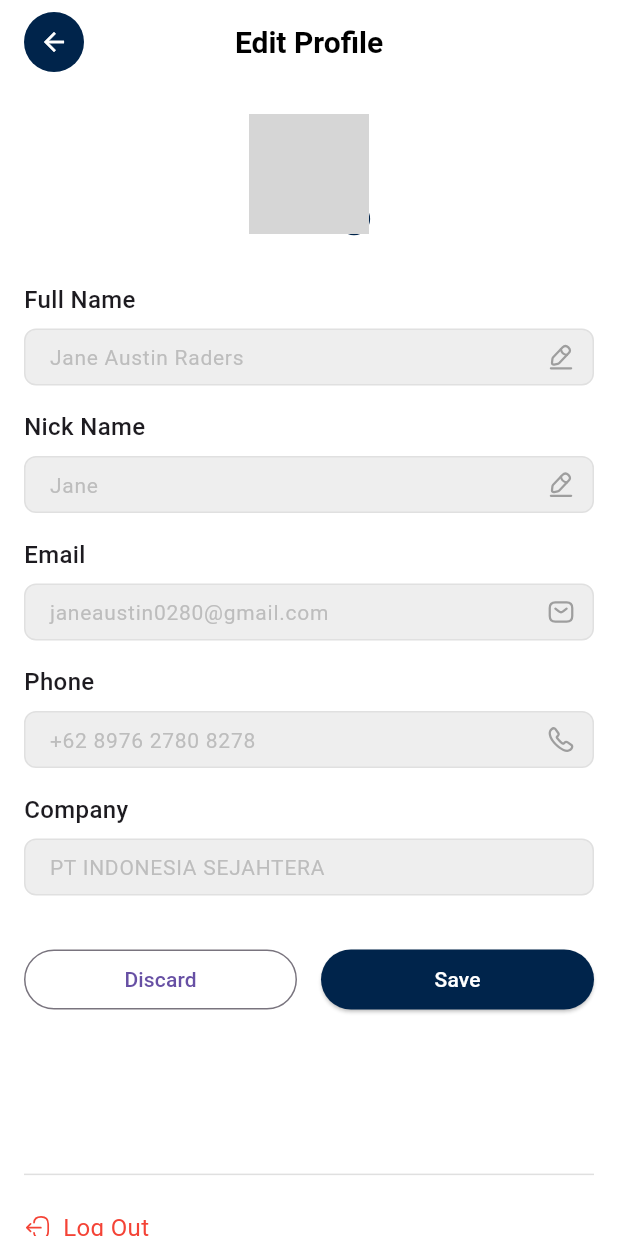
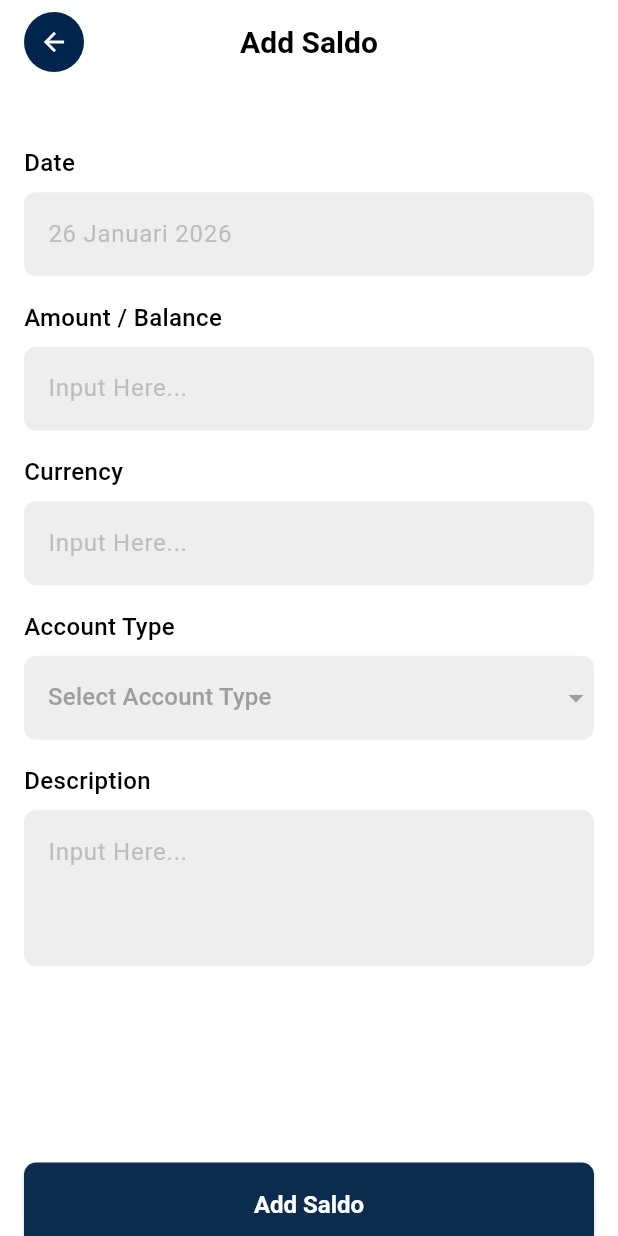
Before and after one commit to SKARIGA-RPL-XII/repo-tugas-mobile-app-mobile-rpla, a Flutter app: the screen it shows after launch, on a phone screen of 412 x 824 dp. Run offline on Flutter 3.47's test engine with Material 3 defaults, Android fonts, the phone set to English and light mode, and no system bars; our stand-ins replace flutter_svg; grey boxes are pictures that could not be loaded.

Commit message:
add page add saldo

```diff
--- a/fintrack_fe/lib/main.dart
+++ b/fintrack_fe/lib/main.dart
@@ -2,7 +2,8 @@ import 'package:flutter/material.dart';
 // import 'section/sec1.dart';
 // import 'section/sec2.dart'; //
 // import 'section/sec3.dart';
-import 'section/sec4.dart';
+// import 'section/sec4.dart';
+import 'section/sec5.dart';
 
 void main() {
   runApp(const MyApp());
@@ -18,7 +19,8 @@ class MyApp extends StatelessWidget {
       // home: LoginPage(),
       // home: ProfilePage(),
       // home: ChangePasswordPage(),
-      home: ProfilePage(),
+      // home: EditProfilePage(),
+      home: AddSaldoPage(),
     );
   }
 }
--- a/fintrack_fe/lib/section/sec4.dart
+++ b/fintrack_fe/lib/section/sec4.dart
@@ -1,8 +1,8 @@
 import 'package:flutter/material.dart';
 import 'package:flutter_svg/flutter_svg.dart';
 
-class ProfilePage extends StatelessWidget {
-  const ProfilePage({super.key});
+class EditProfilePage extends StatelessWidget {
+  const EditProfilePage({super.key});
 
   @override
   Widget build(BuildContext context) {
--- /dev/null
+++ b/fintrack_fe/lib/section/sec5.dart
@@ -0,0 +1,296 @@
+import 'package:flutter/material.dart';
+
+class AddSaldoPage extends StatefulWidget {
+  const AddSaldoPage({super.key});
+
+  @override
+  State<AddSaldoPage> createState() => _AddSaldoPageState();
+}
+
+class _AddSaldoPageState extends State<AddSaldoPage> {
+  // State variables untuk menyimpan input
+  String? selectedAccountType;
+
+  @override
+  Widget build(BuildContext context) {
+    return Scaffold(
+      backgroundColor: Colors.white,
+      appBar: AppBar(
+        backgroundColor: Colors.white,
+        elevation: 0,
+        leading: Padding(
+          padding: const EdgeInsets.only(left: 16.0),
+          child: Container(
+            width: 40,
+            height: 40,
+            decoration: BoxDecoration(
+              color: const Color(0xFF00244B),
+              shape: BoxShape.circle,
+            ),
+            child: IconButton(
+              padding: EdgeInsets.zero,
+              icon: Icon(Icons.arrow_back, color: Colors.white, size: 20),
+              onPressed: () => Navigator.pop(context),
+              alignment: Alignment.center,
+            ),
+          ),
+        ),
+        title: const Text(
+          'Add Saldo',
+          style: TextStyle(
+            fontSize: 20,
+            fontWeight: FontWeight.w600,
+            color: Colors.black,
+          ),
+        ),
+        centerTitle: true,
+      ),
+      body: SafeArea(
+        child: SingleChildScrollView(
+          child: Padding(
+            padding: const EdgeInsets.symmetric(horizontal: 16.0),
+            child: Column(
+              crossAxisAlignment: CrossAxisAlignment.start,
+              children: [
+                SizedBox(height: MediaQuery.of(context).size.height * 0.05),
+
+                // 🔹 DATE
+                const Text(
+                  'Date',
+                  style: TextStyle(
+                    color: Colors.black,
+                    fontSize: 16,
+                    fontWeight: FontWeight.w500,
+                  ),
+                ),
+                const SizedBox(height: 8),
+                Container(
+                  height: 56,
+                  decoration: BoxDecoration(
+                    color: Colors.grey[200],
+                    borderRadius: BorderRadius.circular(8),
+                  ),
+                  child: TextField(
+                    decoration: InputDecoration(
+                      hintText: '26 Januari 2026',
+                      hintStyle: TextStyle(color: Colors.grey[400]),
+                      contentPadding: EdgeInsets.symmetric(
+                        horizontal: 16,
+                        vertical: 16,
+                      ),
+                      border: InputBorder.none,
+                      focusedBorder: InputBorder.none,
+                      enabledBorder: InputBorder.none,
+                    ),
+                    cursorColor: Colors.black,
+                    style: TextStyle(color: Colors.black),
+                    readOnly: true,
+                  ),
+                ),
+                const SizedBox(height: 16),
+
+                // 🔹 AMOUNT / BALANCE
+                const Text(
+                  'Amount / Balance',
+                  style: TextStyle(
+                    color: Colors.black,
+                    fontSize: 16,
+                    fontWeight: FontWeight.w500,
+                  ),
+                ),
+                const SizedBox(height: 8),
+                Container(
+                  height: 56,
+                  decoration: BoxDecoration(
+                    color: Colors.grey[200],
+                    borderRadius: BorderRadius.circular(8),
+                  ),
+                  child: TextField(
+                    decoration: InputDecoration(
+                      hintText: 'Input Here...',
+                      hintStyle: TextStyle(color: Colors.grey[400]),
+                      contentPadding: EdgeInsets.symmetric(
+                        horizontal: 16,
+                        vertical: 16,
+                      ),
+                      border: InputBorder.none,
+                      focusedBorder: InputBorder.none,
+                      enabledBorder: InputBorder.none,
+                    ),
+                    cursorColor: Colors.black,
+                    style: TextStyle(color: Colors.black),
+                    keyboardType: TextInputType.number,
+                  ),
+                ),
+                const SizedBox(height: 16),
+
+                // 🔹 CURRENCY
+                const Text(
+                  'Currency',
+                  style: TextStyle(
+                    color: Colors.black,
+                    fontSize: 16,
+                    fontWeight: FontWeight.w500,
+                  ),
+                ),
+                const SizedBox(height: 8),
+                Container(
+                  height: 56,
+                  decoration: BoxDecoration(
+                    color: Colors.grey[200],
+                    borderRadius: BorderRadius.circular(8),
+                  ),
+                  child: TextField(
+                    decoration: InputDecoration(
+                      hintText: 'Input Here...',
+                      hintStyle: TextStyle(color: Colors.grey[400]),
+                      contentPadding: EdgeInsets.symmetric(
+                        horizontal: 16,
+                        vertical: 16,
+                      ),
+                      border: InputBorder.none,
+                      focusedBorder: InputBorder.none,
+                      enabledBorder: InputBorder.none,
+                    ),
+                    cursorColor: Colors.black,
+                    style: TextStyle(color: Colors.black),
+                  ),
+                ),
+                const SizedBox(height: 16),
+
+                // 🔹 ACCOUNT TYPE — DROPDOWN (FIXED) ✅
+                const Text(
+                  'Account Type',
+                  style: TextStyle(
+                    color: Colors.black,
+                    fontSize: 16,
+                    fontWeight: FontWeight.w500,
+                  ),
+                ),
+                const SizedBox(height: 8),
+                Container(
+                  height: 56,
+                  decoration: BoxDecoration(
+                    color: Colors.grey[200],
+                    borderRadius: BorderRadius.circular(8),
+                  ),
+                  child: DropdownButtonFormField<String>(
+                    initialValue: selectedAccountType, // ✅ Tambahkan value
+                    decoration: const InputDecoration(
+                      contentPadding: EdgeInsets.symmetric(
+                        horizontal: 16,
+                        vertical: 16,
+                      ),
+                      border: InputBorder.none,
+                    ),
+                    hint: const Text(
+                      'Select Account Type',
+                      style: TextStyle(color: Colors.grey),
+                    ),
+                    items: const [
+                      DropdownMenuItem(
+                        value: 'Checking Account (Rekening Giro)',
+                        child: Text(
+                          'Checking Account (Rekening Giro)',
+                          maxLines: 2,
+                          overflow: TextOverflow.ellipsis,
+                        ),
+                      ),
+                      DropdownMenuItem(
+                        value: 'Savings Account (Rekening Tabungan)',
+                        child: Text(
+                          'Savings Account (Rekening Tabungan)',
+                          maxLines: 2,
+                          overflow: TextOverflow.ellipsis,
+                        ),
+                      ),
+                      DropdownMenuItem(
+                        value: 'Virtual Account',
+                        child: Text('Virtual Account'),
+                      ),
+                      DropdownMenuItem(
+                        value: 'Petty Cash Bank Account',
+                        child: Text('Petty Cash Bank Account'),
+                      ),
+                    ],
+                    onChanged: (value) {
+                      setState(() {
+                        selectedAccountType = value; // ✅ Update state
+                      });
+                    },
+                    icon: const Icon(Icons.arrow_drop_down, color: Colors.grey),
+                    isExpanded: true,
+                  ),
+                ),
+                const SizedBox(height: 16),
+
+                // 🔹 DESCRIPTION
+                const Text(
+                  'Description',
+                  style: TextStyle(
+                    color: Colors.black,
+                    fontSize: 16,
+                    fontWeight: FontWeight.w500,
+                  ),
+                ),
+                const SizedBox(height: 8),
+                Container(
+                  decoration: BoxDecoration(
+                    color: Colors.grey[200],
+                    borderRadius: BorderRadius.circular(8),
+                  ),
+                  child: TextField(
+                    maxLines: 3,
+                    decoration: InputDecoration(
+                      hintText: 'Input Here...',
+                      hintStyle: TextStyle(color: Colors.grey[400]),
+                      contentPadding: EdgeInsets.symmetric(
+                        horizontal: 16,
+                        vertical: 16,
+                      ),
+                      border: InputBorder.none,
+                      focusedBorder: InputBorder.none,
+                      enabledBorder: InputBorder.none,
+                    ),
+                    cursorColor: Colors.black,
+                    style: TextStyle(color: Colors.black),
+                  ),
+                ),
+                const SizedBox(height: 32),
+                SizedBox(height: MediaQuery.of(context).size.height * 0.12),
+
+                // 🔹 BUTTON ADD SALDO
+                SizedBox(
+                  width: double.infinity,
+                  height: 56,
+                  child: ElevatedButton(
+                    style: ElevatedButton.styleFrom(
+                      backgroundColor: const Color(0xFF0B2C4D),
+                      shape: RoundedRectangleBorder(
+                        borderRadius: BorderRadius.circular(8),
+                      ),
+                      textStyle: const TextStyle(
+                        fontSize: 16,
+                        fontWeight: FontWeight.bold,
+                      ),
+                    ),
+                    onPressed: () {
+                      ScaffoldMessenger.of(context).showSnackBar(
+                        SnackBar(content: Text('Saldo berhasil ditambahkan')),
+                      );
+                    },
+                    child: const Text(
+                      'Add Saldo',
+                      style: TextStyle(color: Colors.white),
+                    ),
+                  ),
+                ),
+                const SizedBox(height: 24),
+              ],
+            ),
+          ),
+        ),
+      ),
+    );
+  }
+}
```
